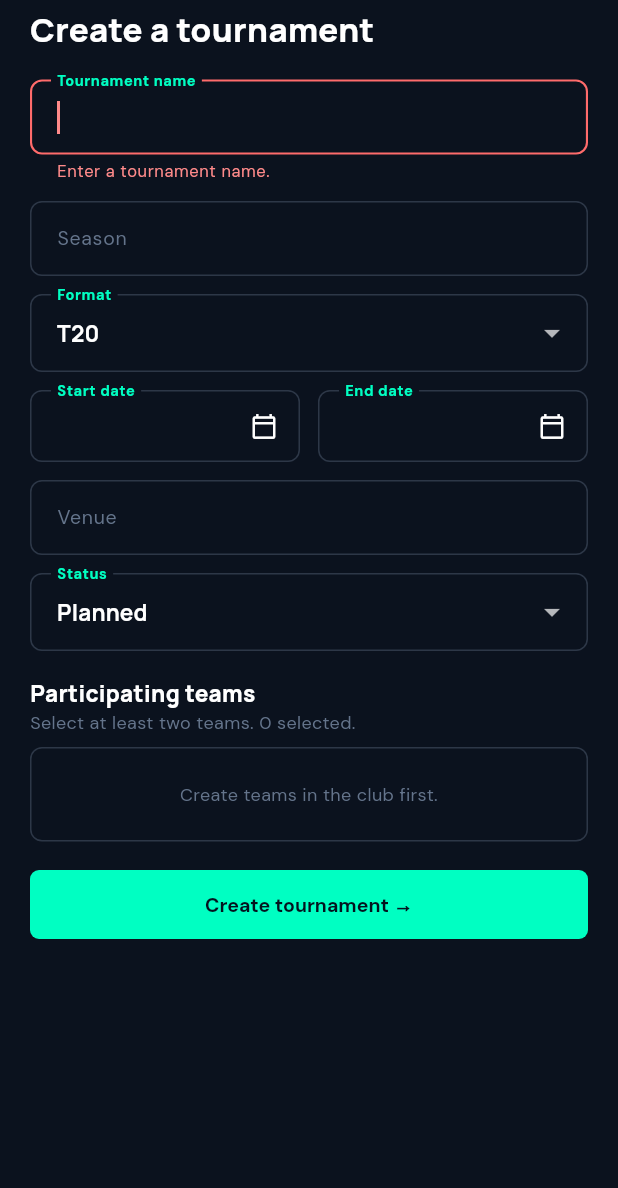
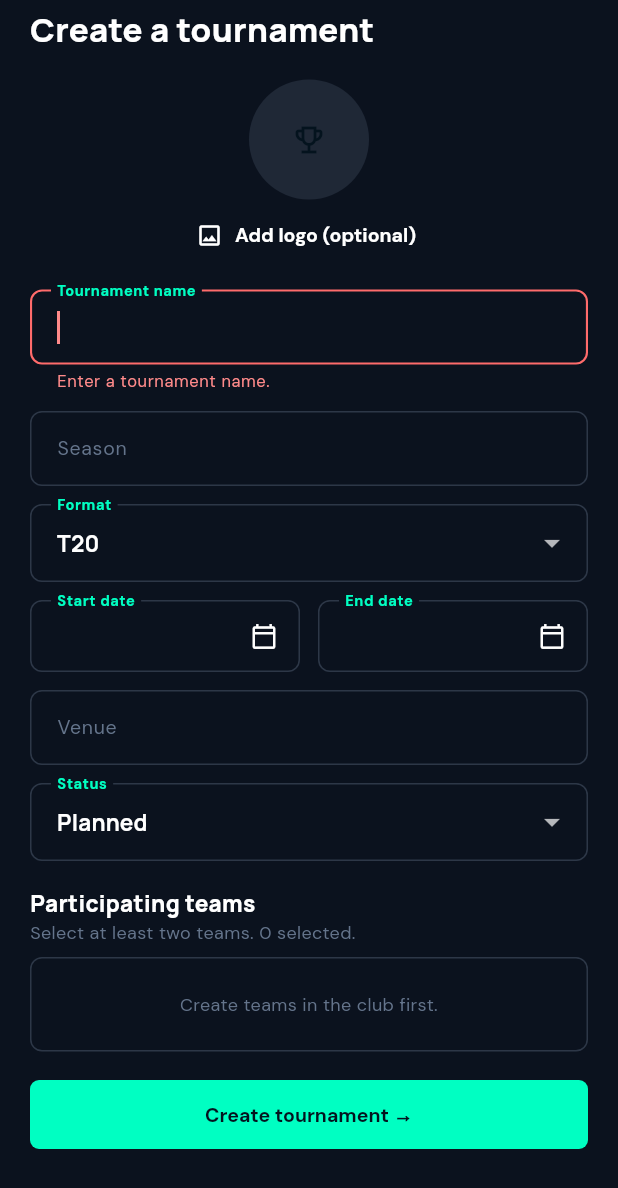
Before and after one commit to foysalmujahidrakib/Boundary, a Flutter app: the TournamentFormSheet widget shown alone on an empty page, opened directly with empty values, after a tap on "Create tournament →", on a phone screen of 412 x 824 dp. Shown: the top 1188 px of the screen. Run offline on Flutter 3.47's test engine with Material 3 defaults, Android fonts, the phone set to English and light mode, and no system bars; our stand-ins replace cloud_firestore, firebase_auth, firebase_core, firebase_storage, google_fonts, image_picker; accounts and stored records are empty.

Commit message:
Update the logo at the tournament page

```diff
--- a/lib/app.dart
+++ b/lib/app.dart
@@ -14,7 +14,6 @@ import 'features/tournaments/tournaments_screen.dart';
 import 'features/public/tournament.dart';
 import 'features/public/tournament_matches_screen.dart';
 import 'features/public/all_matches_screen.dart';
-import 'features/public/tournament.dart';
 
 /// Root widget: theme, service scope and route table.
 class BoundaryApp extends StatelessWidget {
@@ -69,8 +68,6 @@ class BoundaryApp extends StatelessWidget {
           if (args is TournamentMatchesArgs) {
             return TournamentMatchesScreen(args: args);
           }
-        case AppRoutes.tournament:
-          return const TournamentScreen();
         case AppRoutes.allMatches:
           return const AllMatchesScreen();
         case AppRoutes.publicScorecard:
--- a/lib/data/repositories/tournament_repository.dart
+++ b/lib/data/repositories/tournament_repository.dart
@@ -102,6 +102,7 @@ class TournamentRepository {
         endDate: t.endDate,
         venue: t.venue,
         status: t.status,
+        logoUrl: t.logoUrl,
         teamIds: t.teamIds,
         teamNames: {
           for (final teamId in t.teamIds)
--- a/lib/domain/models/tournament.dart
+++ b/lib/domain/models/tournament.dart
@@ -12,6 +12,7 @@ class Tournament {
     this.endDate = '',
     this.venue = '',
     this.status = 'planned',
+    this.logoUrl = '',
     this.teamIds = const [],
   });
 
@@ -26,6 +27,7 @@ class Tournament {
         endDate: data.str('endDate'),
         venue: data.str('venue'),
         status: data.str('status', 'planned'),
+        logoUrl: data.str('logoUrl'),
         teamIds: data.stringList('teamIds'),
       );
 
@@ -40,6 +42,7 @@ class Tournament {
   final String endDate;
   final String venue;
   final String status;
+  final String logoUrl;
   final List<String> teamIds;
 
   Map<String, dynamic> toMap() => {
@@ -51,6 +54,7 @@ class Tournament {
     'endDate': endDate,
     'venue': venue,
     'status': status,
+    'logoUrl': logoUrl,
     'teamIds': teamIds,
   };
 }
--- a/lib/features/tournaments/tournament_form_sheet.dart
+++ b/lib/features/tournaments/tournament_form_sheet.dart
@@ -1,3 +1,8 @@
+import 'dart:typed_data';
+
+import 'package:firebase_storage/firebase_storage.dart';
+import 'package:image_picker/image_picker.dart';
+
 import '../../core/theme/app_colors.dart';
 import '../../core/theme/app_theme.dart';
 import '../../core/ui.dart';
@@ -32,7 +37,6 @@ class _TournamentFormSheetState extends State<TournamentFormSheet> {
   late final _season = TextEditingController(
     text: widget.initial?.season ?? '',
   );
-
   late final _venue = TextEditingController(text: widget.initial?.venue ?? '');
 
   late String _format = _orDefault(widget.initial?.format, 'T20');
@@ -45,6 +49,15 @@ class _TournamentFormSheetState extends State<TournamentFormSheet> {
   late final Set<String> _teamIds = {...?widget.initial?.teamIds};
   String? _error;
 
+  // Logo: the saved URL, plus a newly picked image that is uploaded on save.
+  late String _logoUrl = widget.initial?.logoUrl ?? '';
+  Uint8List? _newLogo;
+  bool _saving = false;
+
+  ImageProvider? get _logoImage => _newLogo != null
+      ? MemoryImage(_newLogo!)
+      : (_logoUrl.isNotEmpty ? NetworkImage(_logoUrl) : null);
+
   static String _orDefault(String? v, String fallback) =>
       (v == null || v.isEmpty) ? fallback : v;
 
@@ -53,12 +66,23 @@ class _TournamentFormSheetState extends State<TournamentFormSheet> {
     _name.dispose();
     _season.dispose();
     _venue.dispose();
-
-
     super.dispose();
   }
 
-  void _save() {
+  Future<void> _pickLogo() async {
+    final file = await ImagePicker().pickImage(
+      source: ImageSource.gallery,
+      maxWidth: 512,
+      maxHeight: 512,
+      imageQuality: 85,
+    );
+    if (file == null) return;
+    final bytes = await file.readAsBytes();
+    if (!mounted) return;
+    setState(() => _newLogo = bytes);
+  }
+
+  Future<void> _save() async {
     setState(() => _error = null);
     if (!_formKey.currentState!.validate()) return;
 
@@ -80,18 +104,44 @@ class _TournamentFormSheetState extends State<TournamentFormSheet> {
       return;
     }
 
+    setState(() => _saving = true);
+
+    // Upload the new logo (if any) and get its public URL.
+    var logoUrl = _logoUrl;
+    try {
+      if (_newLogo != null) {
+        final ref = FirebaseStorage.instance.ref(
+          'tournament-logos/${widget.clubId}/'
+          '${DateTime.now().millisecondsSinceEpoch}.jpg',
+        );
+        await ref.putData(
+          _newLogo!,
+          SettableMetadata(contentType: 'image/jpeg'),
+        );
+        logoUrl = await ref.getDownloadURL();
+      }
+    } catch (_) {
+      if (!mounted) return;
+      setState(() {
+        _saving = false;
+        _error = 'Logo upload failed. Please try again.';
+      });
+      return;
+    }
+    if (!mounted) return;
+
     Navigator.of(context).pop(
       Tournament(
         id: widget.initial?.id ?? '',
         clubId: widget.clubId,
         name: _name.text.trim(),
         season: _season.text.trim(),
-        //tournamentStyle: _tournamentStyle.text.trim(),
         format: _format,
         startDate: _start,
         endDate: _end,
         venue: _venue.text.trim(),
         status: _status,
+        logoUrl: logoUrl,
         // Keep the club's team order so public tables are stable.
         teamIds: [
           for (final t in widget.teams)
@@ -111,6 +161,38 @@ class _TournamentFormSheetState extends State<TournamentFormSheet> {
         child: Column(
           crossAxisAlignment: CrossAxisAlignment.stretch,
           children: [
+            Center(
+              child: Column(
+                children: [
+                  CircleAvatar(
+                    radius: 40,
+                    backgroundColor: AppColors.fill,
+                    backgroundImage: _logoImage,
+                    child: _logoImage == null
+                        ? const Icon(Icons.emoji_events_outlined)
+                        : null,
+                  ),
+                  TextButton.icon(
+                    onPressed: _saving ? null : _pickLogo,
+                    icon: const Icon(Icons.image_outlined),
+                    label: Text(
+                      _logoImage == null ? 'Add logo (optional)' : 'Change logo',
+                    ),
+                  ),
+                  if (_logoImage != null)
+                    TextButton(
+                      onPressed: _saving
+                          ? null
+                          : () => setState(() {
+                              _newLogo = null;
+                              _logoUrl = '';
+                            }),
+                      child: const Text('Remove logo'),
+                    ),
+                ],
+              ),
+            ),
+            const FieldGap(),
             TextFormField(
               controller: _name,
               autofocus: !editing,
@@ -133,7 +215,6 @@ class _TournamentFormSheetState extends State<TournamentFormSheet> {
               options: TournamentFormat.options,
               onChanged: (v) => setState(() => _format = v ?? _format),
             ),
-
             const FieldGap(),
             Row(
               children: [
@@ -210,8 +291,12 @@ class _TournamentFormSheetState extends State<TournamentFormSheet> {
             ],
             const SizedBox(height: 18),
             FilledButton(
-              onPressed: _save,
-              child: Text(editing ? 'Save changes →' : 'Create tournament →'),
+              onPressed: _saving ? null : _save,
+              child: Text(
+                _saving
+                    ? 'Saving…'
+                    : (editing ? 'Save changes →' : 'Create tournament →'),
+              ),
             ),
           ],
         ),
--- a/pubspec.yaml
+++ b/pubspec.yaml
@@ -17,6 +17,8 @@ dependencies:
   firebase_core: ^4.0.0
   firebase_auth: ^6.0.0
   cloud_firestore: ^6.0.0
+  firebase_storage: ^13.0.0
+  image_picker: ^1.1.2
 
   # DM Sans / Manrope / Anton, the fonts used by the web CSS.
   google_fonts: ^8.0.0
```
Also changed, not shown: lib/domain/models/public_models.dart (+6 -1 lines), lib/features/public/tournament.dart (+13 -0 lines), lib/features/tournaments/tournaments_screen.dart (+25 -6 lines), 2 other files.
